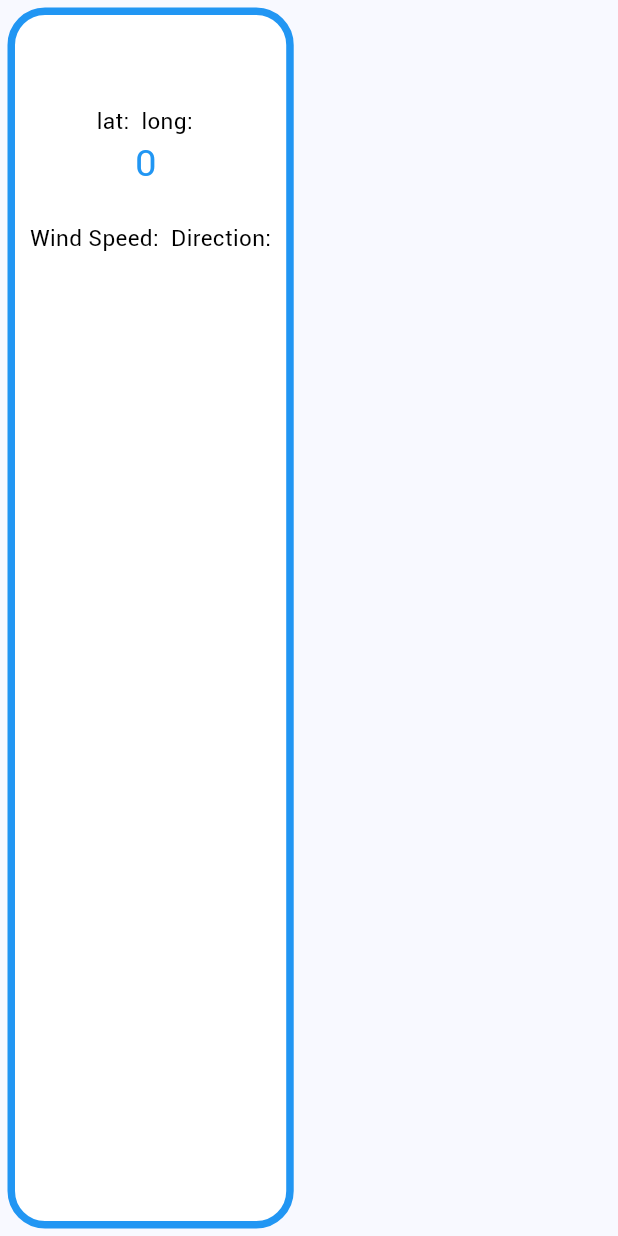
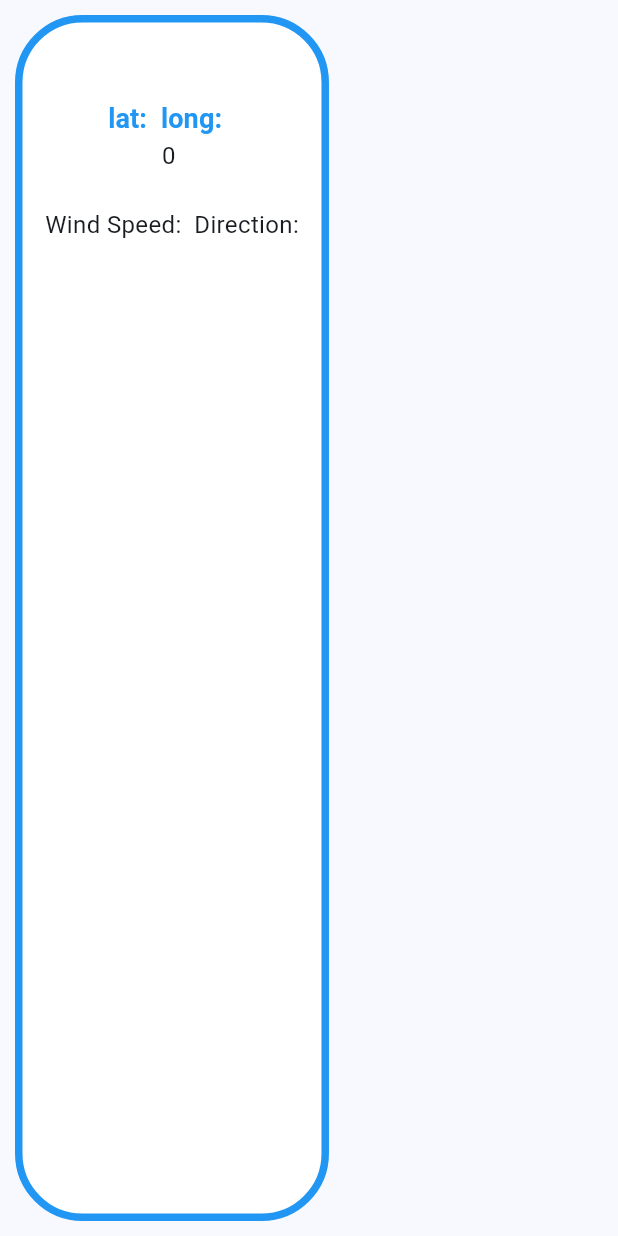
Before and after one commit to jrmarkham/weather_app, a Flutter app: the WeatherCard widget shown alone on an empty page, opened directly with empty values, on a phone screen of 412 x 824 dp. Run offline on Flutter 3.47's test engine with Material 3 defaults, Android fonts, the phone set to English and light mode, and no system bars; our stand-ins replace connectivity_plus, flutter_bloc, geocoding, geolocator, google_fonts; missing offline and left inert: location_picker_flutter_map; Roboto replaces fonts that are missing (Aboreto).

```diff
--- a/lib/src/core_app.dart
+++ b/lib/src/core_app.dart
@@ -7,7 +7,7 @@ import 'data/blocs/navigation/navigation_cubit.dart';
 import 'ui/screens/home_screen.dart';
 import 'ui/screens/offline_screen.dart';
 import 'ui/screens/search_screen.dart';
-import 'ui/screens/detail_screen.dart';
+import 'ui/screens/setting_screen.dart';
 
 class CoreApp extends StatelessWidget {
   const CoreApp({super.key});
--- a/lib/src/ui/screens/offline_screen.dart
+++ b/lib/src/ui/screens/offline_screen.dart
@@ -5,9 +5,11 @@ class OfflineScreen extends StatelessWidget {
   final ThemeData theme;
   const OfflineScreen(this.theme, {super.key});
   @override
-  Widget build(BuildContext context) => const MainScreenScaffold(
+  Widget build(BuildContext context) => MainScreenScaffold(
         body: Column(
-          children: [Text('you\'re offline')],
+          children: [
+            Text('You\'re Offline', style: theme.textTheme.titleLarge?.copyWith(color: Colors.red)),
+          ],
         ),
         showNav: false,
       );
--- a/lib/src/ui/screens/scaffolds/main_screen_scaffold.dart
+++ b/lib/src/ui/screens/scaffolds/main_screen_scaffold.dart
@@ -40,6 +40,7 @@ class MainScreenScaffold extends StatelessWidget {
         appBar: AppBar(
           backgroundColor: theme.colorScheme.background,
           title: const Text(Globals.title),
+          centerTitle: true,
         ),
 
         // backgroundColor: colorTransparent,
--- a/lib/src/ui/screens/detail_screen.dart
+++ b/lib/src/ui/screens/setting_screen.dart
@@ -6,9 +6,9 @@ class SettingScreen extends StatelessWidget {
   const SettingScreen(this.theme, {super.key});
 
   @override
-  Widget build(BuildContext context) => const MainScreenScaffold(
+  Widget build(BuildContext context) => MainScreenScaffold(
         body: Column(
-          children: [Text("settings")],
+          children: [Text('Setting', style: theme.textTheme.titleLarge), Text('got nuthin\' yet', style: theme.textTheme.bodyMedium)],
         ),
       );
 }
--- a/lib/src/ui/widgets/weather_card.dart
+++ b/lib/src/ui/widgets/weather_card.dart
@@ -3,45 +3,45 @@ import 'package:weather/src/data/models/app_weather_location.dart';
 
 class WeatherCard extends StatelessWidget {
   final AppWeatherLocationData data;
-
-  const WeatherCard(this.data, {super.key});
+  final ThemeData theme;
+  const WeatherCard({required this.data, required this.theme, super.key});
 
   @override
   Widget build(BuildContext context) => Container(
-        padding: const EdgeInsets.all(10.0),
-        margin: const EdgeInsets.all(5.0),
-        decoration: BoxDecoration(border: Border.all(color: Colors.blue, width: 5.0), borderRadius: BorderRadius.circular(25), color: Colors.white),
+        padding: const EdgeInsets.all(15.0),
+        margin: const EdgeInsets.all(10.0),
+        decoration: BoxDecoration(border: Border.all(color: Colors.blue, width: 5.0), borderRadius: BorderRadius.circular(45), color: Colors.white),
         child: Column(
           children: [
             Text(
               data.location.name,
-              style: const TextStyle(color: Colors.blue, fontSize: 35.0),
+              style: theme.textTheme.titleMedium,
               softWrap: true,
             ),
             Text(
               'lat: ${data.location.latitude} long: ${data.location.longitude} ',
-              style: const TextStyle(color: Colors.black, fontSize: 15.0),
+              style: theme.textTheme.titleSmall,
               softWrap: true,
             ),
             Text(
               '${data.weather.temperature} ${data.weather.temperatureUnit}',
-              style: const TextStyle(color: Colors.blue, fontSize: 25.0),
+              style: theme.textTheme.bodyMedium,
               softWrap: true,
             ),
             Text(
               '${data.weather.shortForecast} ',
-              style: const TextStyle(color: Colors.black, fontSize: 15.0),
+              style: theme.textTheme.bodyMedium,
               softWrap: true,
             ),
             Text(
               'Wind Speed: ${data.weather.windSpeed} Direction:${data.weather.windDirection}',
-              style: const TextStyle(color: Colors.black, fontSize: 15.0),
+              style: theme.textTheme.bodyMedium,
               softWrap: true,
             ),
             const SizedBox(height: 20.0),
             Text(
               data.weather.detailedForecast,
-              style: const TextStyle(color: Colors.black, fontSize: 15.0),
+              style: theme.textTheme.bodySmall,
               softWrap: true,
             ),
           ],
```
Also changed, not shown: lib/src/data/blocs/weather_location/weather_location_cubit.dart (+20 -17 lines), lib/src/globals/themes.dart (+13 -22 lines), lib/src/ui/screens/home_screen.dart (+8 -3 lines), lib/src/ui/screens/search_screen.dart (+4 -4 lines), lib/src/ui/widgets/weather_mini_card.dart (+5 -5 lines), pubspec.yaml (+4 -5 lines), assets/fonts/Roboto-Regular.ttf (deleted), pubspec.lock, 4 other files.
